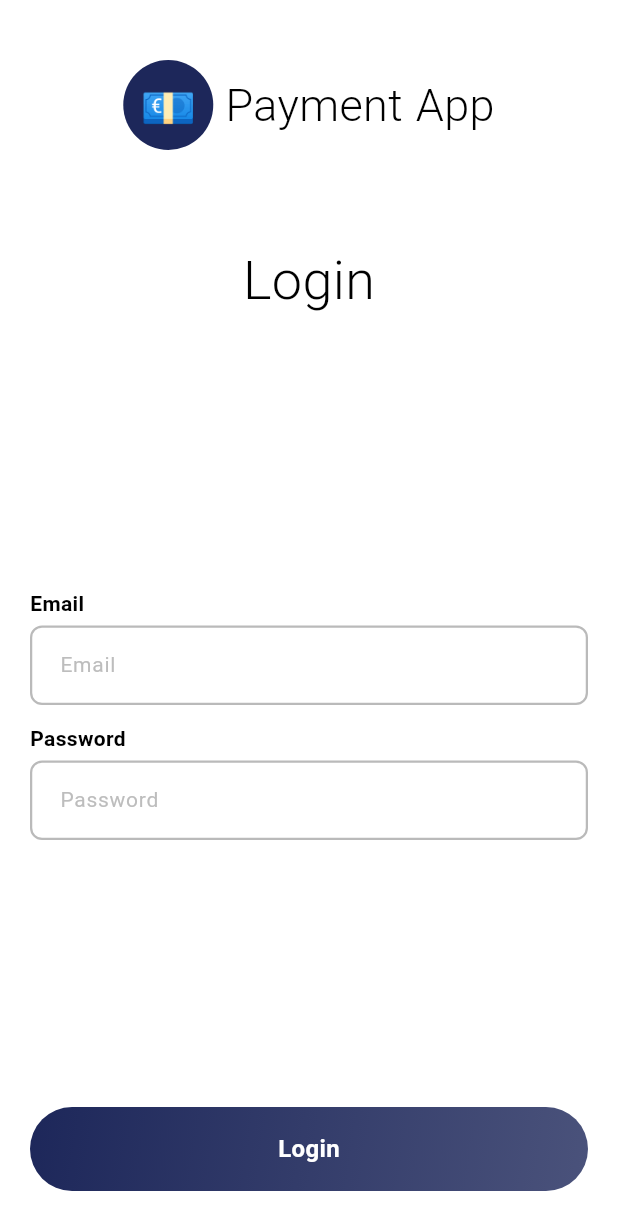
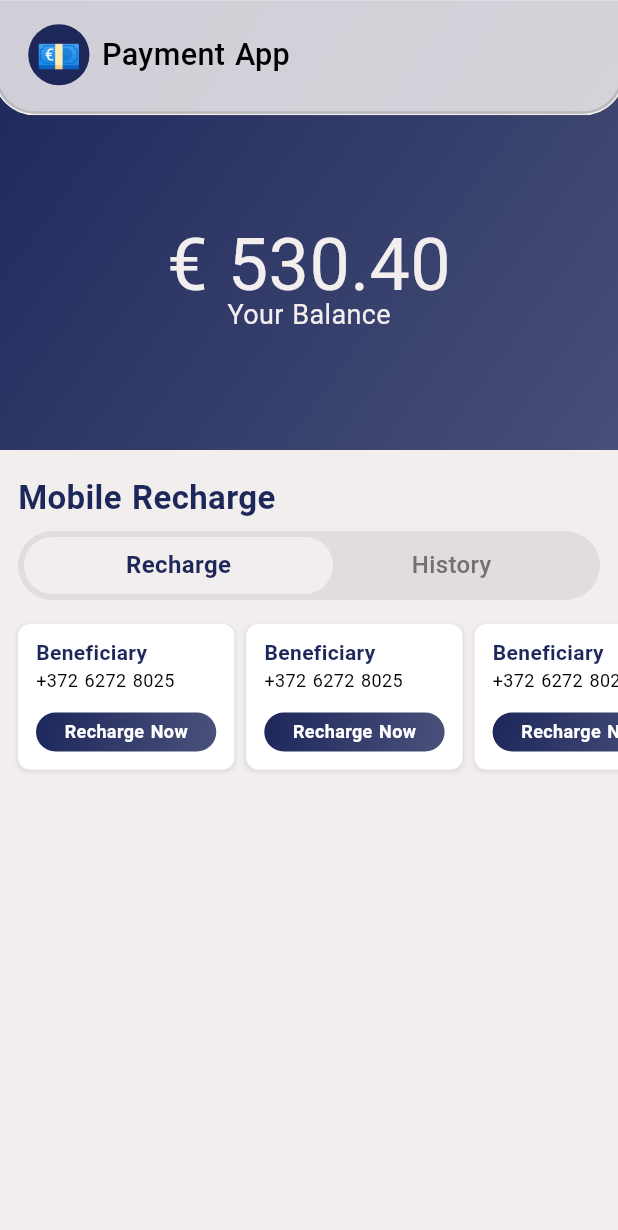
Before and after one commit to Solano-Furlan/payment-app, a Flutter app: the screen it shows after launch, after a tap on "Login", on a phone screen of 412 x 824 dp. Shown: the top 1230 px of the screen. Run offline on Flutter 3.47's test engine with Material 3 defaults, Android fonts, the phone set to English and light mode, and no system bars; drawn by our look-alikes of glass_kit; our stand-ins replace auto_size_text, dio, equatable, flutter_bloc, flutter_keyboard_visibility, flutter_svg and 7 more; missing offline and left inert: debounce_throttle; accounts and stored records are empty.

Commit message:
feat: payment screen

```diff
--- a/lib/core/design_system/theme/colors.dart
+++ b/lib/core/design_system/theme/colors.dart
@@ -3,8 +3,8 @@ import 'package:flutter/material.dart';
 class AppColors {
   AppColors._();
 
-  static const Color primary = Color.fromRGBO(29, 39, 90, 1);
-  static const Color background = Colors.white;
+  static const Color primary = Color(0xFF1D275A);
+  static const Color background = Color.fromARGB(255, 242, 238, 238);
   static const Color onBackground = Colors.black;
   static const Color lightGreen = Color.fromRGBO(216, 241, 202, 1);
   static const Color green = Color.fromRGBO(125, 209, 77, 1);
@@ -13,13 +13,13 @@ class AppColors {
   static const Color red = Color.fromRGBO(255, 0, 46, 1);
   static const Color border = Color.fromRGBO(186, 186, 186, 1);
   static const Color borderSecondary = Color.fromRGBO(46, 46, 46, 1);
-  static const Color gray = Color.fromRGBO(104, 100, 100, 1);
+  static const Color grey = Color.fromRGBO(104, 100, 100, 1);
   static const Color textDisabled = Color.fromRGBO(118, 118, 118, 1);
   static const Color white = Colors.white;
   static const Color black = Color.fromRGBO(17, 17, 17, 1);
   static const Color dark1 = Color.fromRGBO(67, 67, 67, 1);
-  static const Color dark2 = Color.fromRGBO(49, 47, 48, 1);
-  static const Color dark3 = Color.fromRGBO(118, 118, 118, 1);
+  static const Color dark2 = Color.fromRGBO(115, 112, 113, 1);
+  static const Color dark3 = Color.fromRGBO(226, 221, 221, 1);
 
   static MaterialColor primarySwatch = MaterialColor(
     primary.value,
--- a/lib/core/design_system/theme/typography.dart
+++ b/lib/core/design_system/theme/typography.dart
@@ -9,6 +9,6 @@ class AppTypography {
     fontWeight: FontWeight.normal,
     color: AppColors.onBackground,
     wordSpacing: 1,
-    height: 1.5,
+    height: 1,
   );
 }
--- /dev/null
+++ b/lib/core/design_system/widgets/buttons/toggle_button.widget.dart
@@ -0,0 +1,118 @@
+import 'package:flutter/cupertino.dart';
+import 'package:flutter/material.dart';
+import 'package:flutter/widgets.dart';
+import 'package:payment_app/core/design_system/helpers/screen_size.widget.helper.dart';
+import 'package:payment_app/core/design_system/theme/colors.dart';
+import 'package:payment_app/core/design_system/widgets/buttons/core_button.widget.dart';
+import 'package:payment_app/core/design_system/widgets/texts/text.widget.dart';
+
+enum ToggleSectionButtonType {
+  section1,
+  section2,
+}
+
+class UIToggleSectionButton extends StatelessWidget {
+  const UIToggleSectionButton({
+    required this.toggleSectionButtonType,
+    super.key,
+    required this.section1Text,
+    required this.section2Text,
+    required this.onToggled,
+  });
+
+  final ToggleSectionButtonType toggleSectionButtonType;
+  final String section1Text;
+  final String section2Text;
+  final Function(ToggleSectionButtonType) onToggled;
+
+  @override
+  Widget build(BuildContext context) {
+    return Container(
+      width: double.infinity,
+      height: 46,
+      decoration: BoxDecoration(
+        borderRadius: BorderRadius.circular(30),
+        color: AppColors.dark3,
+      ),
+      padding: const EdgeInsets.all(4),
+      child: Stack(
+        children: [
+          Row(
+            children: [
+              _buildToggleButton(
+                text: section1Text,
+                onPressed: () => onToggled(
+                  ToggleSectionButtonType.section1,
+                ),
+              ),
+              _buildToggleButton(
+                text: section2Text,
+                onPressed: () => onToggled(
+                  ToggleSectionButtonType.section2,
+                ),
+              ),
+            ],
+          ),
+          AnimatedAlign(
+            alignment: _getAlignment,
+            duration: const Duration(
+              milliseconds: 300,
+            ),
+            child: Container(
+              width: ScreenSizeHelper.getScreenWidth(context: context) / 2,
+              decoration: BoxDecoration(
+                borderRadius: BorderRadius.circular(
+                  30,
+                ),
+                color: AppColors.background,
+              ),
+              alignment: Alignment.center,
+              child: UIText(
+                _getButtonText,
+                color: AppColors.primary,
+                fontWeight: FontWeight.bold,
+                fontSize: 16,
+              ),
+            ),
+          ),
+        ],
+      ),
+    );
+  }
+
+  Widget _buildToggleButton({
+    required String text,
+    required VoidCallback onPressed,
+  }) =>
+      Expanded(
+        child: UICoreButton(
+          onPressed: onPressed,
+          child: Center(
+            child: UIText(
+              text,
+              color: AppColors.dark2,
+              fontWeight: FontWeight.w500,
+              fontSize: 16,
+            ),
+          ),
+        ),
+      );
+
+  AlignmentGeometry get _getAlignment {
+    switch (toggleSectionButtonType) {
+      case ToggleSectionButtonType.section1:
+        return Alignment.centerLeft;
+      case ToggleSectionButtonType.section2:
+        return Alignment.centerRight;
+    }
+  }
+
+  String get _getButtonText {
+    switch (toggleSectionButtonType) {
+      case ToggleSectionButtonType.section1:
+        return section1Text;
+      case ToggleSectionButtonType.section2:
+        return section2Text;
+    }
+  }
+}
--- a/lib/core/design_system/widgets/cards/core_card.widget.dart
+++ b/lib/core/design_system/widgets/cards/core_card.widget.dart
@@ -5,15 +5,13 @@ import 'package:payment_app/core/design_system/widgets/buttons/core_button.widge
 class UICoreCard extends StatelessWidget {
   const UICoreCard({
     required this.child,
-    this.borderColor = AppColors.border,
     this.onPressed,
-    this.padding = 24,
+    this.padding = 12,
     this.width,
     super.key,
   });
 
   final Widget child;
-  final Color borderColor;
   final VoidCallback? onPressed;
   final double padding;
   final double? width;
@@ -25,15 +23,19 @@ class UICoreCard extends StatelessWidget {
       child: Container(
         width: width,
         decoration: BoxDecoration(
-          borderRadius: BorderRadius.circular(24),
-          color: AppColors.dark2,
-          border: Border.all(
-            color: borderColor,
-            width: 1.5,
-          ),
+          borderRadius: BorderRadius.circular(8),
+          color: AppColors.white,
+          boxShadow: [
+            BoxShadow(
+              color: AppColors.grey.withOpacity(0.1),
+              spreadRadius: 1,
+              blurRadius: 1,
+              offset: const Offset(0, 1),
+            ),
+          ],
         ),
         child: ClipRRect(
-          borderRadius: BorderRadius.circular(24),
+          borderRadius: BorderRadius.circular(8),
           child: Padding(
             padding: EdgeInsets.all(padding),
             child: child,
--- a/lib/core/design_system/widgets/layouts/main_header.widget.dart
+++ b/lib/core/design_system/widgets/layouts/main_header.widget.dart
@@ -1,11 +1,12 @@
 import 'package:flutter/material.dart';
 import 'package:glass_kit/glass_kit.dart';
+import 'package:payment_app/core/design_system/helpers/screen_size.widget.helper.dart';
 import 'package:payment_app/core/design_system/theme/colors.dart';
 import 'package:payment_app/core/design_system/widgets/texts/text.widget.dart';
 
 class UIMainHeader extends StatelessWidget {
   const UIMainHeader({
-    this.height = 120,
+    this.height = 78,
     this.child,
     this.isProtected = true,
     super.key,
@@ -33,7 +34,9 @@ class UIMainHeader extends StatelessWidget {
             borderColor: AppColors.background,
             blur: 7,
             width: MediaQuery.of(context).size.width,
-            child: Container(
+            child: Stack(
+              children: [
+                Container(
                   width: MediaQuery.of(context).size.width,
                   decoration: BoxDecoration(
                     color: Colors.transparent,
@@ -63,7 +66,7 @@ class UIMainHeader extends StatelessWidget {
                                     height: 40,
                                     width: 40,
                                     decoration: const BoxDecoration(
-                                  color: AppColors.dark1,
+                                      color: AppColors.primary,
                                       shape: BoxShape.circle,
                                     ),
                                     alignment: Alignment.center,
@@ -78,7 +81,7 @@ class UIMainHeader extends StatelessWidget {
                                   const UIText(
                                     'Payment App',
                                     maxLines: 1,
-                                color: AppColors.white,
+                                    color: AppColors.onBackground,
                                     fontSize: 20,
                                     fontWeight: FontWeight.w500,
                                   ),
@@ -97,6 +100,18 @@ class UIMainHeader extends StatelessWidget {
                     ],
                   ),
                 ),
+                Positioned(
+                  top: 0,
+                  child: Container(
+                    color: AppColors.background,
+                    width: ScreenSizeHelper.getScreenWidth(
+                      context: context,
+                    ),
+                    height: 2,
+                  ),
+                ),
+              ],
+            ),
           ),
         ),
       ),
--- /dev/null
+++ b/lib/core/navigation/routes/payments.route.dart
@@ -0,0 +1,20 @@
+import 'package:flutter/cupertino.dart';
+import 'package:go_router/go_router.dart';
+import 'package:payment_app/features/payments/presentation/screens/payments.screen.dart';
+
+class PaymentsRoutes {
+  PaymentsRoutes._();
+
+  static const String paymentsRoute = '/payments';
+
+  static List<RouteBase> routes = [
+    GoRoute(
+      path: paymentsRoute,
+      pageBuilder: (BuildContext context, GoRouterState state) {
+        return const NoTransitionPage(
+          child: PaymentsScreen(),
+        );
+      },
+    ),
+  ];
+}
--- a/lib/core/navigation/services/navigation.service.dart
+++ b/lib/core/navigation/services/navigation.service.dart
@@ -1,6 +1,7 @@
 import 'package:flutter/foundation.dart';
 import 'package:go_router/go_router.dart';
 import 'package:payment_app/core/navigation/routes/authentication.routes.dart';
+import 'package:payment_app/core/navigation/routes/payments.route.dart';
 
 class AppNavigationService {
   AppNavigationService({
@@ -37,4 +38,8 @@ class AppNavigationService {
   void routeToLogin() => _routeTo(
         AuthenticationRoutes.loginRoute,
       );
+
+  void routeToPayments() => _routeTo(
+        PaymentsRoutes.paymentsRoute,
+      );
 }
--- a/lib/core/navigation/services/routes.service.dart
+++ b/lib/core/navigation/services/routes.service.dart
@@ -1,10 +1,12 @@
 import 'package:go_router/go_router.dart';
 import 'package:payment_app/core/navigation/routes/authentication.routes.dart';
+import 'package:payment_app/core/navigation/routes/payments.route.dart';
 
 class AppRoutesService {
   AppRoutesService._();
 
   static List<RouteBase> appRoutes = [
     ...AuthenticationRoutes.routes,
+    ...PaymentsRoutes.routes,
   ];
 }
--- a/lib/features/authentication/presentation/screens/login.screen.dart
+++ b/lib/features/authentication/presentation/screens/login.screen.dart
@@ -1,11 +1,13 @@
 import 'package:flutter/material.dart';
 import 'package:flutter_bloc/flutter_bloc.dart';
 import 'package:flutter_keyboard_visibility/flutter_keyboard_visibility.dart';
+import 'package:payment_app/core/dependencies/dependencies.dart';
 import 'package:payment_app/core/design_system/theme/colors.dart';
 import 'package:payment_app/core/design_system/widgets/buttons/button.widget.dart';
 import 'package:payment_app/core/design_system/widgets/fields/text_field.widget.dart';
 import 'package:payment_app/core/design_system/widgets/layouts/main_scaffold.widget.dart';
 import 'package:payment_app/core/design_system/widgets/texts/text.widget.dart';
+import 'package:payment_app/core/navigation/services/navigation.service.dart';
 import 'package:payment_app/features/authentication/state/authentication/authentication.cubit.dart';
 import 'package:payment_app/features/authentication/state/authentication/authentication.state.dart';
 
@@ -101,7 +103,8 @@ class _LoginScreenState extends State<LoginScreen> {
                       ),
                       child: UIButton(
                         text: 'Login',
-                        onPressed: () {},
+                        onPressed: () =>
+                            getIt<AppNavigationService>().routeToPayments(),
                         isLoading: state is AuthenticationPinLoadingState,
                       ),
                     );
--- /dev/null
+++ b/lib/features/payments/presentation/screens/payments.screen.dart
@@ -0,0 +1,25 @@
+import 'package:flutter/cupertino.dart';
+import 'package:payment_app/core/design_system/widgets/layouts/main_header.widget.dart';
+import 'package:payment_app/core/design_system/widgets/layouts/main_scaffold.widget.dart';
+import 'package:payment_app/features/payments/presentation/widgets/balance_section.widget.dart';
+import 'package:payment_app/features/payments/presentation/widgets/mobile_recharge_section.widget.dart';
+
+class PaymentsScreen extends StatelessWidget {
+  const PaymentsScreen({super.key});
+
+  @override
+  Widget build(BuildContext context) {
+    return UIMainScaffold(
+      canPop: false,
+      mainHeader: const UIMainHeader(),
+      body: ListView(
+        physics: const BouncingScrollPhysics(),
+        children: const [
+          BalanceSection(),
+          SizedBox(height: 20),
+          MobileRechargeSection(),
+        ],
+      ),
+    );
+  }
+}
--- /dev/null
+++ b/lib/features/payments/presentation/widgets/balance_section.widget.dart
@@ -0,0 +1,44 @@
+import 'package:flutter/cupertino.dart';
+import 'package:payment_app/core/design_system/theme/colors.dart';
+import 'package:payment_app/core/design_system/widgets/texts/text.widget.dart';
+
+class BalanceSection extends StatelessWidget {
+  const BalanceSection({super.key});
+
+  @override
+  Widget build(BuildContext context) {
+    return Container(
+      height: 300,
+      decoration: BoxDecoration(
+        gradient: LinearGradient(
+          colors: [
+            AppColors.primary,
+            AppColors.primary.withOpacity(.8),
+          ],
+          begin: Alignment.topLeft,
+          end: Alignment.bottomRight,
+          stops: const [0.0, 1.0],
+        ),
+      ),
+      alignment: Alignment.center,
+      child: const Column(
+        mainAxisAlignment: MainAxisAlignment.center,
+        children: [
+          SizedBox(height: 72),
+          UIText(
+            '€ 530.40',
+            color: AppColors.background,
+            fontSize: 48,
+            fontWeight: FontWeight.w400,
+          ),
+          UIText(
+            'Your Balance',
+            color: AppColors.background,
+            fontSize: 18,
+            fontWeight: FontWeight.w400,
+          ),
+        ],
+      ),
+    );
+  }
+}
--- /dev/null
+++ b/lib/features/payments/presentation/widgets/beneficiary_card.widget.dart
@@ -0,0 +1,48 @@
+import 'package:flutter/cupertino.dart';
+import 'package:flutter/material.dart';
+import 'package:payment_app/core/design_system/helpers/screen_size.widget.helper.dart';
+import 'package:payment_app/core/design_system/theme/colors.dart';
+import 'package:payment_app/core/design_system/widgets/buttons/button.widget.dart';
+import 'package:payment_app/core/design_system/widgets/cards/core_card.widget.dart';
+import 'package:payment_app/core/design_system/widgets/texts/text.widget.dart';
+
+class BeneficiaryCard extends StatelessWidget {
+  const BeneficiaryCard({super.key});
+
+  @override
+  Widget build(BuildContext context) {
+    final double cardWidth =
+        ScreenSizeHelper.getScreenWidth(context: context) * 0.35;
+
+    return UICoreCard(
+      width: cardWidth,
+      child: Column(
+        crossAxisAlignment: CrossAxisAlignment.start,
+        children: [
+          const UIText(
+            'Beneficiary',
+            color: AppColors.primary,
+            fontWeight: FontWeight.bold,
+            fontSize: 14,
+            maxLines: 1,
+          ),
+          const SizedBox(height: 6),
+          const UIText(
+            '+372 6272 8025',
+            color: AppColors.onBackground,
+            fontWeight: FontWeight.w400,
+            fontSize: 12,
+            maxLines: 1,
+          ),
+          const Spacer(),
+          UIButton(
+            text: 'Recharge Now',
+            onPressed: () {},
+            height: 26,
+            fontSize: 12,
+          ),
+        ],
+      ),
+    );
+  }
+}
--- /dev/null
+++ b/lib/features/payments/presentation/widgets/mobile_recharge_section.widget.dart
@@ -0,0 +1,95 @@
+import 'package:flutter/cupertino.dart';
+import 'package:payment_app/core/design_system/theme/colors.dart';
+import 'package:payment_app/core/design_system/widgets/buttons/toggle_button.widget.dart';
+import 'package:payment_app/core/design_system/widgets/texts/text.widget.dart';
+import 'package:payment_app/features/payments/presentation/widgets/beneficiary_card.widget.dart';
+import 'package:payment_app/features/payments/presentation/widgets/recharge_history_item.widget.dart';
+
+class MobileRechargeSection extends StatefulWidget {
+  const MobileRechargeSection({super.key});
+
+  @override
+  State<MobileRechargeSection> createState() => _MobileRechargeSectionState();
+}
+
+class _MobileRechargeSectionState extends State<MobileRechargeSection> {
+  ToggleSectionButtonType toggleSectionButtonType =
+      ToggleSectionButtonType.section1;
+  @override
+  Widget build(BuildContext context) {
+    return Column(
+      crossAxisAlignment: CrossAxisAlignment.start,
+      mainAxisSize: MainAxisSize.min,
+      children: [
+        Padding(
+          padding: const EdgeInsets.symmetric(
+            horizontal: 12,
+          ),
+          child: Column(
+            crossAxisAlignment: CrossAxisAlignment.start,
+            mainAxisSize: MainAxisSize.min,
+            children: [
+              const UIText(
+                'Mobile Recharge',
+                fontSize: 22,
+                color: AppColors.primary,
+                fontWeight: FontWeight.bold,
+              ),
+              const SizedBox(height: 12),
+              UIToggleSectionButton(
+                toggleSectionButtonType: toggleSectionButtonType,
+                section1Text: 'Recharge',
+                section2Text: 'History',
+                onToggled:
+                    (ToggleSectionButtonType newToggleSectionButtonType) {
+                  setState(
+                    () => toggleSectionButtonType = newToggleSectionButtonType,
+                  );
+                },
+              ),
+            ],
+          ),
+        ),
+        const SizedBox(height: 12),
+        _buildRechargeContent(),
+      ],
+    );
+  }
+
+  Widget _buildRechargeContent() {
+    switch (toggleSectionButtonType) {
+      case ToggleSectionButtonType.section1:
+        return SizedBox(
+          height: 105,
+          child: ListView.separated(
+            padding: const EdgeInsets.symmetric(
+              horizontal: 12,
+              vertical: 4,
+            ),
+            scrollDirection: Axis.horizontal,
+            physics: const BouncingScrollPhysics(),
+            separatorBuilder: (BuildContext context, int index) =>
+                const SizedBox(width: 8),
+            itemCount: 5,
+            itemBuilder: (BuildContext context, int index) =>
+                const BeneficiaryCard(),
+          ),
+        );
+      case ToggleSectionButtonType.section2:
+        return Column(
+          children: List.generate(
+            10,
+            (int index) => const Padding(
+              padding: EdgeInsets.only(
+                right: 12,
+                left: 12,
+                bottom: 4,
+                top: 4,
+              ),
+              child: RechargeHistoryItem(),
+            ),
+          ),
+        );
+    }
+  }
+}
--- /dev/null
+++ b/lib/features/payments/presentation/widgets/recharge_history_item.widget.dart
@@ -0,0 +1,53 @@
+import 'package:flutter/cupertino.dart';
+import 'package:payment_app/core/design_system/theme/colors.dart';
+import 'package:payment_app/core/design_system/widgets/cards/core_card.widget.dart';
+import 'package:payment_app/core/design_system/widgets/texts/text.widget.dart';
+
+class RechargeHistoryItem extends StatelessWidget {
+  const RechargeHistoryItem({
+    super.key,
+  });
+
+  @override
+  Widget build(BuildContext context) {
+    return const UICoreCard(
+      child: Row(
+        children: [
+          Expanded(
+            child: Column(
+              crossAxisAlignment: CrossAxisAlignment.start,
+              children: [
+                UIText(
+                  'Beneficiary',
+                  color: AppColors.primary,
+                  fontSize: 16,
+                  fontWeight: FontWeight.bold,
+                ),
+                SizedBox(height: 4),
+                UIText(
+                  '+372 6272 8025',
+                  color: AppColors.onBackground,
+                  fontSize: 12,
+                  fontWeight: FontWeight.bold,
+                ),
+                SizedBox(height: 4),
+                UIText(
+                  '14:30 PM',
+                  color: AppColors.onBackground,
+                  fontSize: 12,
+                  fontWeight: FontWeight.w400,
+                ),
+              ],
+            ),
+          ),
+          UIText(
+            '€ 40.00',
+            color: AppColors.onBackground,
+            fontSize: 16,
+            fontWeight: FontWeight.bold,
+          ),
+        ],
+      ),
+    );
+  }
+}
```
Also changed, not shown: 3 other files. Lines whose indentation alone changed are shown as unchanged.
